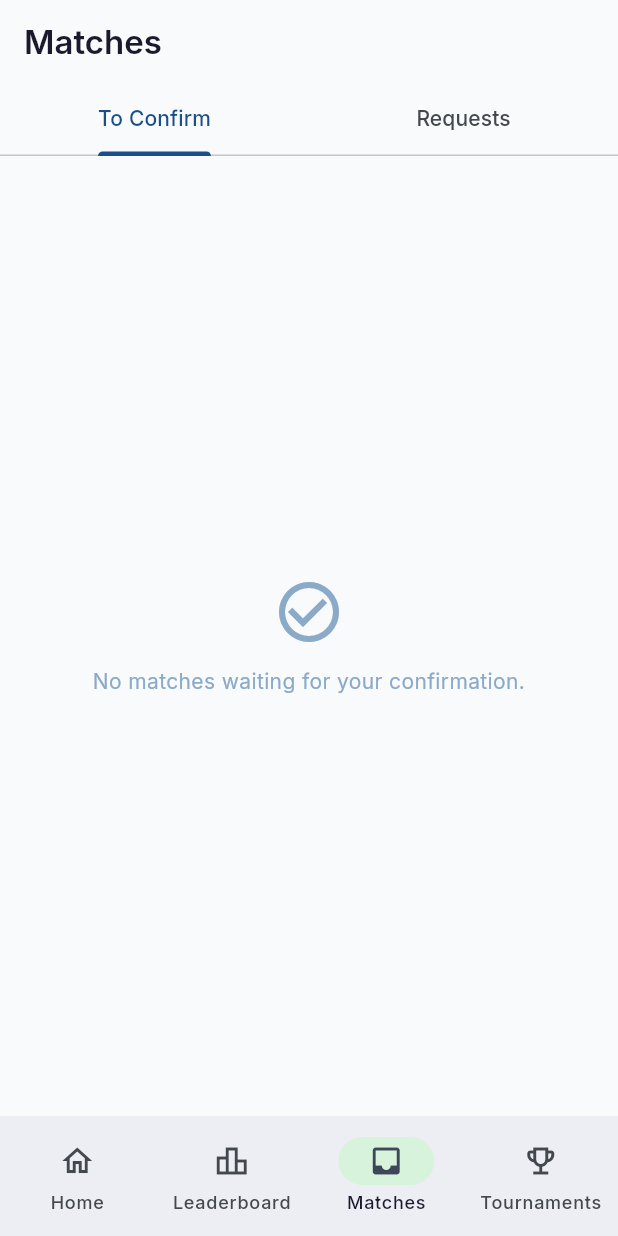
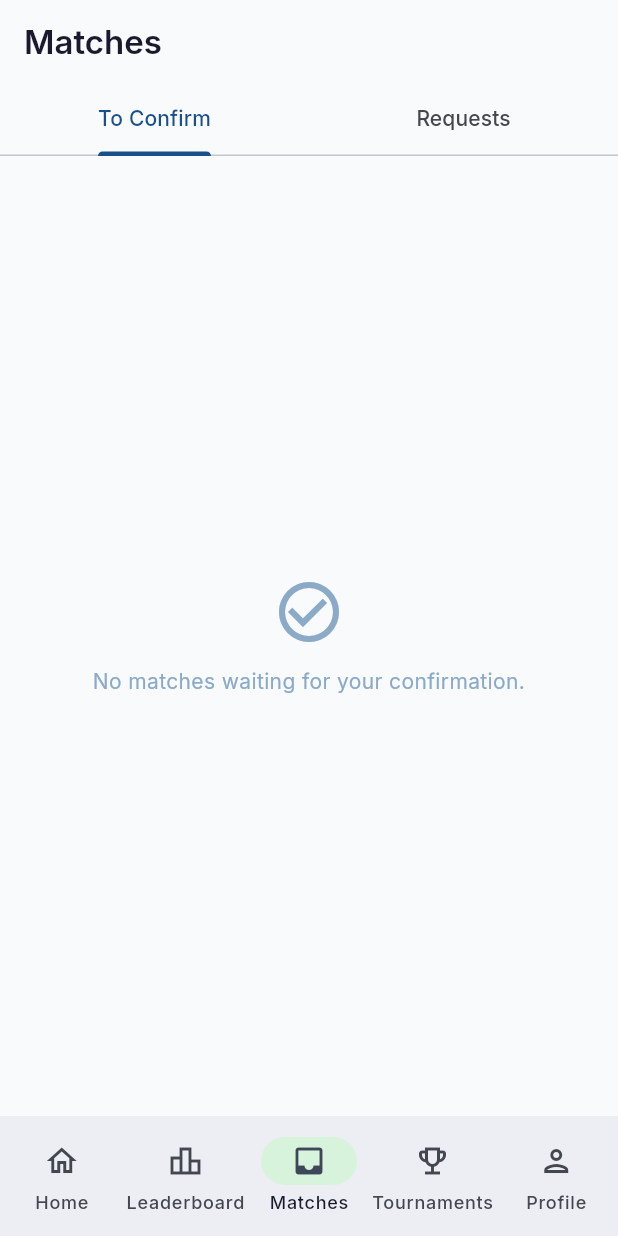
Before and after one commit to bikasantonis/rated-tennis, a Flutter app: the screen it shows once a user with an empty profile is signed in, item 3 of the bottom bar chosen, on a phone screen of 412 x 824 dp. Run offline on Flutter 3.47's test engine with Material 3 defaults, Android fonts, the phone set to English and light mode, and no system bars; our stand-ins replace flutter_riverpod, freezed_annotation, go_router, google_fonts, riverpod_annotation, sentry_flutter and 3 more; missing offline and left inert: onesignal_flutter; accounts and stored records are empty; generated files the repository leaves out were written again.

Commit message:
Add Profile tab to bottom nav and fix QuestionnaireCta layout crash
- Add Profile destination to NavigationBar and move /profile route
  inside the ShellRoute so the bottom nav remains visible on own profile.
- Fix BoxConstraints infinite width crash: FilledButton in _QuestionnaireCta
  Row now wrapped in SizedBox(width: 72) so it has a bounded constraint.
- Fix relative import in bottom_nav_shell.dart (always_use_package_imports).

Co-Authored-By: Claude Sonnet 4.6 <noreply@anthropic.com>

```diff
--- a/lib/widgets/bottom_nav_shell.dart
+++ b/lib/widgets/bottom_nav_shell.dart
@@ -1,7 +1,7 @@
 import 'package:flutter/material.dart';
 import 'package:go_router/go_router.dart';
 
-import '../router/app_router.dart';
+import 'package:rated/router/app_router.dart';
 
 class BottomNavShell extends StatelessWidget {
   const BottomNavShell({required this.child, super.key});
@@ -29,6 +29,11 @@ class BottomNavShell extends StatelessWidget {
       selectedIcon: Icon(Icons.emoji_events),
       label: 'Tournaments',
     ),
+    NavigationDestination(
+      icon: Icon(Icons.person_outlined),
+      selectedIcon: Icon(Icons.person),
+      label: 'Profile',
+    ),
   ];
 
   static const _routes = [
@@ -36,6 +41,7 @@ class BottomNavShell extends StatelessWidget {
     AppRoutes.leaderboard,
     AppRoutes.matchInbox,
     AppRoutes.tournaments,
+    AppRoutes.profile,
   ];
 
   int _selectedIndex(BuildContext context) {
```
Also changed, not shown: lib/router/app_router.dart (+6 -5 lines), lib/screens/profile/profile_screen.dart (+9 -3 lines).
